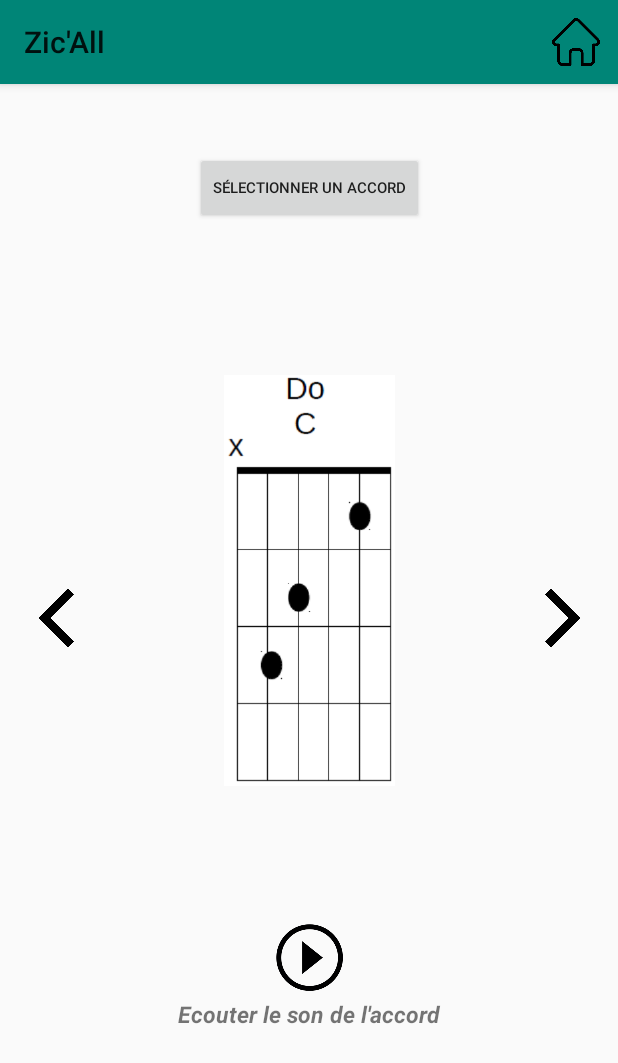
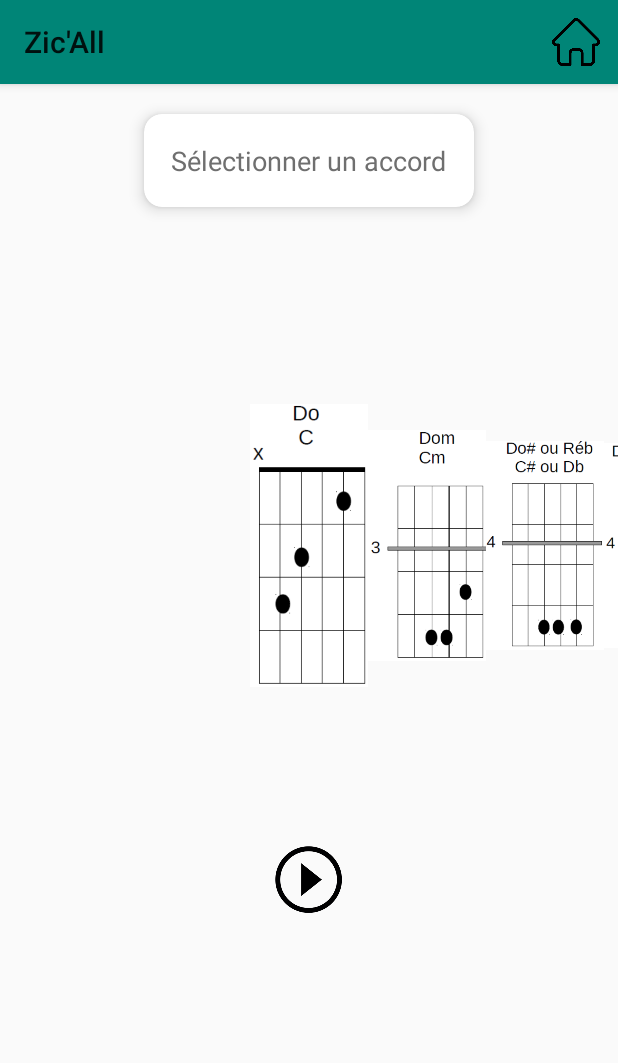
Before and after one commit to Kilian-Pichard/ZicAll, an Android app: the Recapitulatif_des_accords screen opened directly, with no data from a screen before it, on a phone screen of 412 x 824 dp. Shown: the top 1063 px of the screen. Run offline under Robolectric (Android 15) with nearby library versions, the phone set to English and light mode, and no system bars.

Commit message:
Ajout d'un slider pour les accords et amélioration de l'interface

```diff
--- a/app/src/main/java/iutbayonne/projet/zicall/ApprentissageGuitarePackage/Accord.java
+++ b/app/src/main/java/iutbayonne/projet/zicall/ApprentissageGuitarePackage/Accord.java
@@ -65,4 +65,9 @@ public enum Accord {
     public void setAudioAccord(int audioAccord) {
         this.audioAccord = audioAccord;
     }
+
+    public static int getCount()
+    {
+        return Accord.values().length;
+    }
 }
--- a/app/src/main/java/iutbayonne/projet/zicall/ApprentissageGuitarePackage/Recapitulatif_des_accords.java
+++ b/app/src/main/java/iutbayonne/projet/zicall/ApprentissageGuitarePackage/Recapitulatif_des_accords.java
@@ -1,15 +1,21 @@
 package iutbayonne.projet.zicall.ApprentissageGuitarePackage;
 
+import androidx.annotation.NonNull;
 import androidx.appcompat.app.AppCompatActivity;
 import androidx.appcompat.widget.Toolbar;
-
+import androidx.cardview.widget.CardView;
+import androidx.viewpager.widget.PagerAdapter;
+import androidx.viewpager.widget.ViewPager;
+import android.content.Context;
 import android.content.Intent;
 import android.media.MediaPlayer;
 import android.os.Bundle;
+import android.view.LayoutInflater;
 import android.view.Menu;
 import android.view.MenuInflater;
 import android.view.MenuItem;
 import android.view.View;
+import android.view.ViewGroup;
 import android.widget.ImageView;
 
 import iutbayonne.projet.zicall.MainActivity;
@@ -21,8 +27,11 @@ public class Recapitulatif_des_accords extends AppCompatActivity {
     private Accord accordCourant;
     private int indiceAccord;
     private MediaPlayer audioAccordCourant;
-    private ImageView imageAccordCourant;
 
+    private ViewPager mSlideViewPager;
+    private SliderAdapter sliderAdapter;
+
+    private CardView cv_accord;
 
     @Override
     protected void onCreate(Bundle savedInstanceState)
@@ -33,8 +42,23 @@ public class Recapitulatif_des_accords extends AppCompatActivity {
         Toolbar myToolbar = findViewById(R.id.my_toolbar);
         setSupportActionBar(myToolbar);
 
+        mSlideViewPager = (ViewPager) findViewById(R.id.viewpager);
+        sliderAdapter = new SliderAdapter(this);
+
+        mSlideViewPager.setAdapter(sliderAdapter);
+        mSlideViewPager.setPadding(250,0,250,0);
+        mSlideViewPager.addOnPageChangeListener(viewListner);
+
+        cv_accord = findViewById(R.id.accordselectioncardview);
+
+        cv_accord.setOnClickListener(new View.OnClickListener() {
+            @Override
+            public void onClick(View v) {
+                proposerChoixAccord(v);
+            }
+        });
+
         initialiserTableauAccords();
-        this.imageAccordCourant = findViewById(R.id.imageAccordCourant);
         changerAccord(0);
     }
 
@@ -43,7 +67,6 @@ public class Recapitulatif_des_accords extends AppCompatActivity {
     {
         super.onRestart();
 
-        this.imageAccordCourant = findViewById(R.id.imageAccordCourant);
         changerAccord(0);
     }
 
@@ -81,45 +104,31 @@ public class Recapitulatif_des_accords extends AppCompatActivity {
         this.audioAccordCourant.start();
     }
 
-    public void obtenirAccordSuivant(View view)
-    {
-        if(this.audioAccordCourant.isPlaying())
-        {
-            this.audioAccordCourant.stop();
-        }
-        this.audioAccordCourant.release();
-        this.audioAccordCourant = null;
-        indiceAccord++;
-        if(indiceAccord == accords.length){
-            indiceAccord = 0;
-        }
-        changerAccord(indiceAccord);
-    }
-
-    public void obtenirAccordPrecedent(View view)
-    {
-        if(this.audioAccordCourant.isPlaying())
-        {
-            this.audioAccordCourant.stop();
-        }
-        this.audioAccordCourant.release();
-        this.audioAccordCourant = null;
-        indiceAccord--;
-        if(indiceAccord < 0){
-            indiceAccord = accords.length - 1;
-        }
-        changerAccord(indiceAccord);
-    }
-
     public void changerAccord(int nouvelIndiceAccord)
     {
         this.indiceAccord = nouvelIndiceAccord;
         this.accordCourant = accords[indiceAccord];
         this.audioAccordCourant = MediaPlayer.create(getApplicationContext(), accordCourant.getAudioAccord());
-        this.imageAccordCourant.setImageResource(accordCourant.getImageAccord());
     }
 
-    public void proposerChoixAccord(View view)
+    ViewPager.OnPageChangeListener viewListner = new ViewPager.OnPageChangeListener() {
+        @Override
+        public void onPageScrolled(int position, float positionOffset, int positionOffsetPixels) {
+
+        }
+
+        @Override
+        public void onPageSelected(int position) {
+            changerAccord(position);
+        }
+
+        @Override
+        public void onPageScrollStateChanged(int state) {
+
+        }
+    };
+
+    public void proposerChoixAccord(View v)
     {
         PopupChoixAccord popupChoixAccord = new PopupChoixAccord(this);
         initPopupChoixAccord(popupChoixAccord);
@@ -131,6 +140,7 @@ public class Recapitulatif_des_accords extends AppCompatActivity {
             @Override
             public void onClick(View v) {
                 changerAccord(0);
+                mSlideViewPager.setCurrentItem(0);
                 unPopup.dismiss();
             }
         });
@@ -140,6 +150,7 @@ public class Recapitulatif_des_accords extends AppCompatActivity {
             @Override
             public void onClick(View v) {
                 changerAccord(1);
+                mSlideViewPager.setCurrentItem(1);
                 unPopup.dismiss();
             }
         });
@@ -148,6 +159,7 @@ public class Recapitulatif_des_accords extends AppCompatActivity {
             @Override
             public void onClick(View v) {
                 changerAccord(2);
+                mSlideViewPager.setCurrentItem(2);
                 unPopup.dismiss();
             }
         });
@@ -156,6 +168,7 @@ public class Recapitulatif_des_accords extends AppCompatActivity {
             @Override
             public void onClick(View v) {
                 changerAccord(3);
+                mSlideViewPager.setCurrentItem(3);
                 unPopup.dismiss();
             }
         });
@@ -164,6 +177,7 @@ public class Recapitulatif_des_accords extends AppCompatActivity {
             @Override
             public void onClick(View v) {
                 changerAccord(4);
+                mSlideViewPager.setCurrentItem(4);
                 unPopup.dismiss();
             }
         });
@@ -172,6 +186,7 @@ public class Recapitulatif_des_accords extends AppCompatActivity {
             @Override
             public void onClick(View v) {
                 changerAccord(5);
+                mSlideViewPager.setCurrentItem(5);
                 unPopup.dismiss();
             }
         });
@@ -180,6 +195,7 @@ public class Recapitulatif_des_accords extends AppCompatActivity {
             @Override
             public void onClick(View v) {
                 changerAccord(6);
+                mSlideViewPager.setCurrentItem(6);
                 unPopup.dismiss();
             }
         });
@@ -188,6 +204,7 @@ public class Recapitulatif_des_accords extends AppCompatActivity {
             @Override
             public void onClick(View v) {
                 changerAccord(7);
+                mSlideViewPager.setCurrentItem(7);
                 unPopup.dismiss();
             }
         });
@@ -196,6 +213,7 @@ public class Recapitulatif_des_accords extends AppCompatActivity {
             @Override
             public void onClick(View v) {
                 changerAccord(8);
+                mSlideViewPager.setCurrentItem(8);
                 unPopup.dismiss();
             }
         });
@@ -204,6 +222,7 @@ public class Recapitulatif_des_accords extends AppCompatActivity {
             @Override
             public void onClick(View v) {
                 changerAccord(9);
+                mSlideViewPager.setCurrentItem(9);
                 unPopup.dismiss();
             }
         });
@@ -212,6 +231,7 @@ public class Recapitulatif_des_accords extends AppCompatActivity {
             @Override
             public void onClick(View v) {
                 changerAccord(10);
+                mSlideViewPager.setCurrentItem(10);
                 unPopup.dismiss();
             }
         });
@@ -220,6 +240,7 @@ public class Recapitulatif_des_accords extends AppCompatActivity {
             @Override
             public void onClick(View v) {
                 changerAccord(11);
+                mSlideViewPager.setCurrentItem(11);
                 unPopup.dismiss();
             }
         });
@@ -228,6 +249,7 @@ public class Recapitulatif_des_accords extends AppCompatActivity {
             @Override
             public void onClick(View v) {
                 changerAccord(12);
+                mSlideViewPager.setCurrentItem(12);
                 unPopup.dismiss();
             }
         });
@@ -236,6 +258,7 @@ public class Recapitulatif_des_accords extends AppCompatActivity {
             @Override
             public void onClick(View v) {
                 changerAccord(13);
+                mSlideViewPager.setCurrentItem(13);
                 unPopup.dismiss();
             }
         });
@@ -244,6 +267,7 @@ public class Recapitulatif_des_accords extends AppCompatActivity {
             @Override
             public void onClick(View v) {
                 changerAccord(14);
+                mSlideViewPager.setCurrentItem(14);
                 unPopup.dismiss();
             }
         });
@@ -252,6 +276,7 @@ public class Recapitulatif_des_accords extends AppCompatActivity {
             @Override
             public void onClick(View v) {
                 changerAccord(15);
+                mSlideViewPager.setCurrentItem(15);
                 unPopup.dismiss();
             }
         });
@@ -260,6 +285,7 @@ public class Recapitulatif_des_accords extends AppCompatActivity {
             @Override
             public void onClick(View v) {
                 changerAccord(16);
+                mSlideViewPager.setCurrentItem(16);
                 unPopup.dismiss();
             }
         });
@@ -268,6 +294,7 @@ public class Recapitulatif_des_accords extends AppCompatActivity {
             @Override
             public void onClick(View v) {
                 changerAccord(17);
+                mSlideViewPager.setCurrentItem(17);
                 unPopup.dismiss();
             }
         });
@@ -276,6 +303,7 @@ public class Recapitulatif_des_accords extends AppCompatActivity {
             @Override
             public void onClick(View v) {
                 changerAccord(18);
+                mSlideViewPager.setCurrentItem(18);
                 unPopup.dismiss();
             }
         });
@@ -284,6 +312,7 @@ public class Recapitulatif_des_accords extends AppCompatActivity {
             @Override
             public void onClick(View v) {
                 changerAccord(19);
+                mSlideViewPager.setCurrentItem(19);
                 unPopup.dismiss();
             }
         });
@@ -292,6 +321,7 @@ public class Recapitulatif_des_accords extends AppCompatActivity {
             @Override
             public void onClick(View v) {
                 changerAccord(20);
+                mSlideViewPager.setCurrentItem(20);
                 unPopup.dismiss();
             }
         });
@@ -300,6 +330,7 @@ public class Recapitulatif_des_accords extends AppCompatActivity {
             @Override
             public void onClick(View v) {
                 changerAccord(21);
+                mSlideViewPager.setCurrentItem(21);
                 unPopup.dismiss();
             }
         });
@@ -308,6 +339,7 @@ public class Recapitulatif_des_accords extends AppCompatActivity {
             @Override
             public void onClick(View v) {
                 changerAccord(22);
+                mSlideViewPager.setCurrentItem(22);
                 unPopup.dismiss();
             }
         });
@@ -316,6 +348,7 @@ public class Recapitulatif_des_accords extends AppCompatActivity {
             @Override
             public void onClick(View v) {
                 changerAccord(23);
+                mSlideViewPager.setCurrentItem(23);
                 unPopup.dismiss();
             }
         });
@@ -324,6 +357,7 @@ public class Recapitulatif_des_accords extends AppCompatActivity {
             @Override
             public void onClick(View v) {
                 changerAccord(24);
+                mSlideViewPager.setCurrentItem(24);
                 unPopup.dismiss();
             }
         });
@@ -381,4 +415,45 @@ public class Recapitulatif_des_accords extends AppCompatActivity {
                 return super.onOptionsItemSelected(item);
         }
     }
+
+    public class SliderAdapter extends PagerAdapter {
+
+        Context context;
+        LayoutInflater layoutInflater;
+
+        public SliderAdapter(Context context)
+        {
+            this.context = context;
+        }
+
+        @Override
+        public int getCount() {
+            return Accord.getCount();
+        }
+
+        @Override
+        public boolean isViewFromObject(@NonNull View view, @NonNull Object object) {
+            return view == object;
+        }
+
+        @NonNull
+        @Override
+        public Object instantiateItem(@NonNull ViewGroup container, int position) {
+            layoutInflater = (LayoutInflater) context.getSystemService(context.LAYOUT_INFLATER_SERVICE);
+            View view = layoutInflater.inflate(R.layout.slider_layout, container, false);
+
+            ImageView slideImageView = view.findViewById(R.id.imageAccordCourant);
+            slideImageView.setImageResource(accords[position].getImageAccord());
+
+            container.addView(view);
+
+            return view;
+        }
+
+        @Override
+        public void destroyItem(@NonNull ViewGroup container, int position, @NonNull Object object) {
+            View view = (View) object;
+            container.removeView(view);
+        }
+    }
 }
--- a/app/src/main/java/iutbayonne/projet/zicall/MainActivity.java
+++ b/app/src/main/java/iutbayonne/projet/zicall/MainActivity.java
@@ -146,7 +146,6 @@ public class MainActivity extends AppCompatActivity
     public boolean onOptionsItemSelected(MenuItem item) {
         switch (item.getItemId()) {
             case R.id.action_info:
-                //accederAccueil();
                 return true;
 
             default:
--- a/app/src/main/res/layout/activity_recapitulatif_des_accords.xml
+++ b/app/src/main/res/layout/activity_recapitulatif_des_accords.xml
@@ -1,9 +1,10 @@
 <?xml version="1.0" encoding="utf-8"?>
-<androidx.constraintlayout.widget.ConstraintLayout xmlns:android="http://schemas.android.com/apk/res/android"
+<LinearLayout xmlns:android="http://schemas.android.com/apk/res/android"
     xmlns:app="http://schemas.android.com/apk/res-auto"
     xmlns:tools="http://schemas.android.com/tools"
     android:layout_width="match_parent"
     android:layout_height="match_parent"
+    android:orientation="vertical"
     tools:context=".ApprentissageGuitarePackage.Recapitulatif_des_accords">
 
     <androidx.appcompat.widget.Toolbar
@@ -16,86 +17,44 @@
         app:popupTheme="@style/ThemeOverlay.AppCompat.Light"
         tools:ignore="MissingConstraints" />
 
-    <Button
-        android:id="@+id/btnSelectionAccord"
-        android:layout_width="wrap_content"
-        android:layout_height="wrap_content"
-        android:onClick="proposerChoixAccord"
-        android:text="Sélectionner un accord"
-        android:textSize="10dp"
-        app:layout_constraintTop_toTopOf="parent"
-        app:layout_constraintLeft_toLeftOf="parent"
-        app:layout_constraintRight_toRightOf="parent"
-        app:layout_constraintBottom_toTopOf="@id/imageAccordCourant" />
+    <androidx.cardview.widget.CardView
+        android:id="@+id/accordselectioncardview"
+        android:layout_width="220dp"
+        android:layout_height="62dp"
+        android:layout_gravity="center"
+        android:layout_marginTop="20dp"
+        android:clickable="true"
+        android:focusable="true"
+        android:foreground="?android:attr/selectableItemBackground"
+        app:cardCornerRadius="12dp"
+        app:cardElevation="6dp">
 
-    <ImageView
-        android:id="@+id/imageAccordCourant"
-        android:layout_width="247dp"
-        android:layout_height="274dp"
-        android:adjustViewBounds="true"
-        android:src="@drawable/do_majeur"
-        app:layout_constraintBottom_toBottomOf="parent"
-        app:layout_constraintEnd_toEndOf="parent"
-        app:layout_constraintLeft_toLeftOf="parent"
-        app:layout_constraintRight_toRightOf="parent"
-        app:layout_constraintStart_toStartOf="parent"
-        app:layout_constraintTop_toTopOf="parent"
-        app:layout_constraintVertical_bias="0.455" />
+        <TextView
+            android:layout_width="wrap_content"
+            android:layout_height="wrap_content"
+            android:layout_gravity="center"
+            android:text="Sélectionner un accord"
+            android:textColor="#6f6f6f"
+            android:textSize="18sp" />
+    </androidx.cardview.widget.CardView>
+
+    <androidx.viewpager.widget.ViewPager
+        android:id="@+id/viewpager"
+        android:layout_width="match_parent"
+        android:layout_height="292dp"
+        android:layout_gravity="center"
+        android:layout_marginTop="80dp"
+        android:clipToPadding="false"
+        android:foregroundGravity="center"></androidx.viewpager.widget.ViewPager>
 
     <ImageView
         android:id="@+id/btnJouerSonAccord"
         android:layout_width="47dp"
         android:layout_height="53dp"
+        android:layout_gravity="center"
+        android:layout_marginTop="50dp"
         android:onClick="jouerSonAccord"
-        android:src="@drawable/start"
-        app:layout_constraintBottom_toBottomOf="parent"
-        app:layout_constraintEnd_toEndOf="parent"
-        app:layout_constraintLeft_toLeftOf="parent"
-        app:layout_constraintRight_toRightOf="parent"
-        app:layout_constraintStart_toStartOf="parent"
-        app:layout_constraintTop_toTopOf="parent"
-        app:layout_constraintVertical_bias="0.794" />
-
-    <TextView
-        android:layout_width="wrap_content"
-        android:layout_height="wrap_content"
-        android:text="Ecouter le son de l'accord"
-        android:textStyle="italic|bold"
-        android:textSize="15sp"
-        app:layout_constraintEnd_toEndOf="@+id/btnJouerSonAccord"
-        app:layout_constraintStart_toStartOf="@+id/btnJouerSonAccord"
-        app:layout_constraintTop_toBottomOf="@+id/btnJouerSonAccord"
-        app:layout_constraintVertical_bias="0.175" />
+        android:src="@drawable/start" />
 
 
-    <ImageView
-        android:layout_width="41dp"
-        android:layout_height="40dp"
-        android:layout_marginEnd="16dp"
-        android:layout_marginRight="16dp"
-        android:onClick="obtenirAccordSuivant"
-        android:src="@drawable/fleche_droite"
-        app:layout_constraintBottom_toBottomOf="parent"
-        app:layout_constraintEnd_toEndOf="parent"
-        app:layout_constraintHorizontal_bias="1.0"
-        app:layout_constraintLeft_toLeftOf="parent"
-        app:layout_constraintRight_toRightOf="parent"
-        app:layout_constraintStart_toStartOf="parent"
-        app:layout_constraintTop_toTopOf="parent" />
-
-    <ImageView
-        android:layout_width="41dp"
-        android:layout_height="40dp"
-        android:layout_marginEnd="16dp"
-        android:layout_marginRight="16dp"
-        android:onClick="obtenirAccordPrecedent"
-        android:src="@drawable/fleche_gauche"
-        app:layout_constraintBottom_toBottomOf="parent"
-        app:layout_constraintEnd_toEndOf="parent"
-        app:layout_constraintHorizontal_bias="0.047"
-        app:layout_constraintLeft_toLeftOf="parent"
-        app:layout_constraintRight_toRightOf="parent"
-        app:layout_constraintStart_toStartOf="parent"
-        app:layout_constraintTop_toTopOf="parent" />
-
-</androidx.constraintlayout.widget.ConstraintLayout>
+</LinearLayout>
--- /dev/null
+++ b/app/src/main/res/layout/slider_layout.xml
@@ -0,0 +1,17 @@
+<?xml version="1.0" encoding="utf-8"?>
+<LinearLayout xmlns:android="http://schemas.android.com/apk/res/android"
+    xmlns:app="http://schemas.android.com/apk/res-auto"
+    xmlns:tools="http://schemas.android.com/tools"
+    android:layout_width="match_parent"
+    android:layout_height="match_parent"
+    tools:context=".ApprentissageGuitarePackage.Recapitulatif_des_accords">
+
+
+    <ImageView
+        android:id="@+id/imageAccordCourant"
+        android:layout_width="match_parent"
+        android:layout_height="274dp"
+        android:adjustViewBounds="true"
+        android:layout_gravity="center"/>
+
+</LinearLayout>
```
Also changed, not shown: app/src/main/res/layout/popup_choix_accord.xml (+0 -10 lines).
